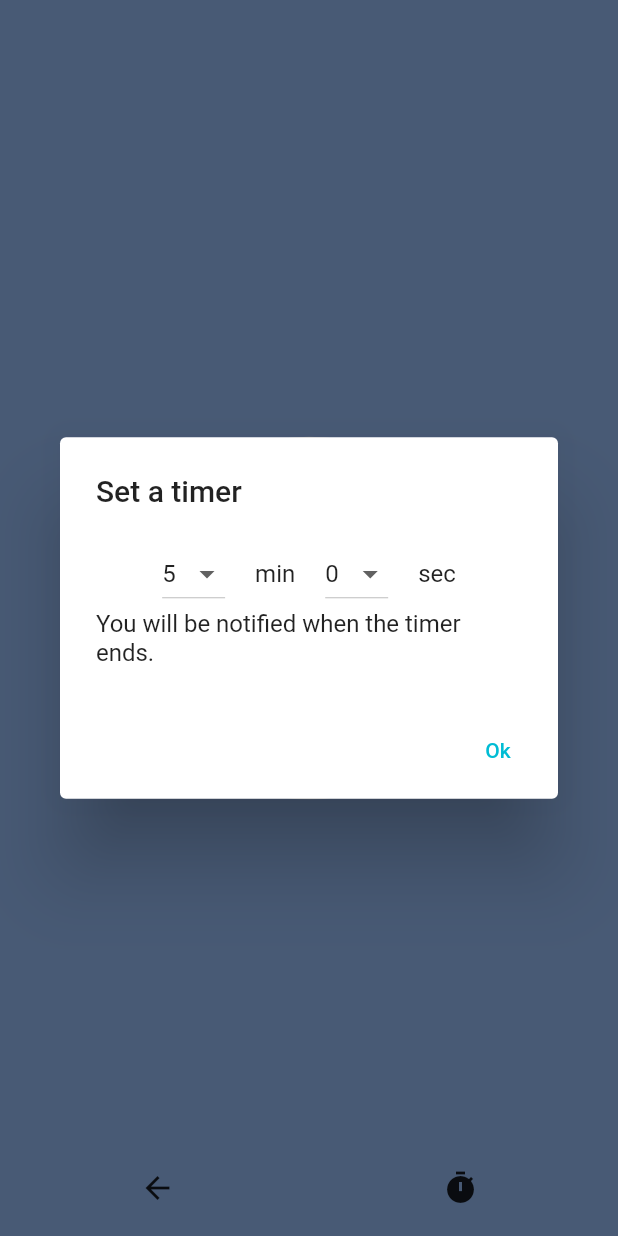
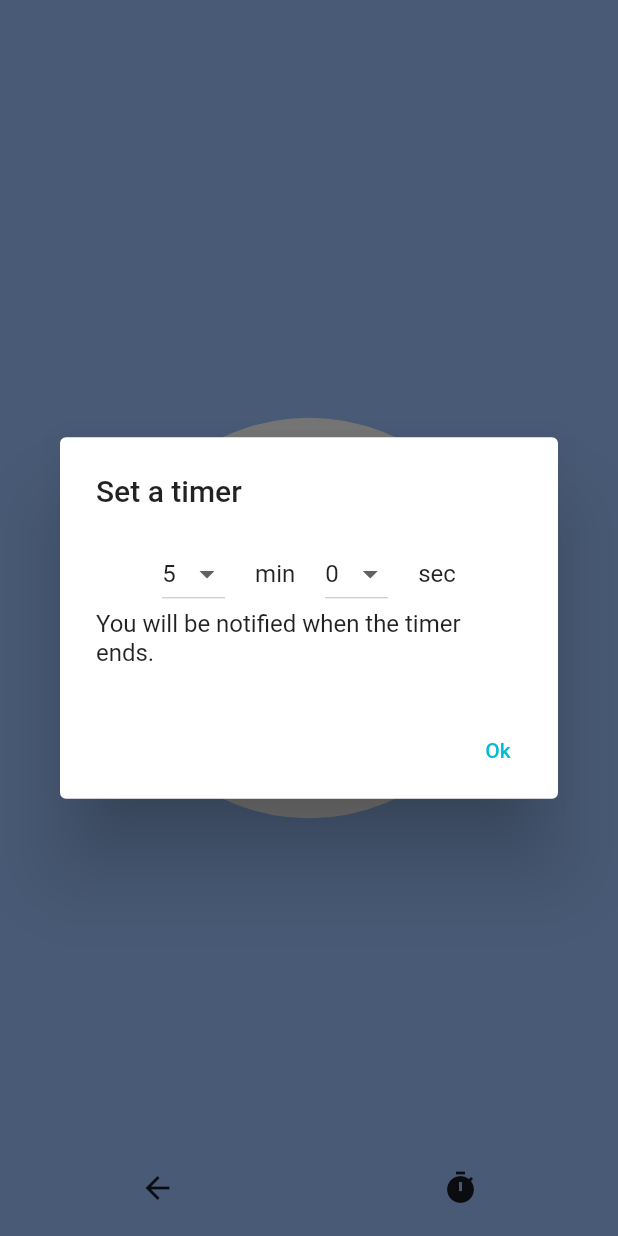
Before and after one commit to Cynnexis/tide, a Flutter app: the BreathingExercisePage screen opened by its route, after a tap on the "timer" icon, on a phone screen of 412 x 824 dp. Run offline on Flutter 3.47's test engine with Material 2 defaults, Android fonts, the light colour scheme and no system bars; our stand-ins replace args, flutter_settings_screens, shared_preferences, synchronized, universal_io, yaml; missing offline and left inert: dart:html; accounts and stored records are empty; generated files the repository leaves out were written again.

Commit message:
:art: Add animated breathing to avoid duplicated code

````diff
--- a/lib/page/home_page.dart
+++ b/lib/page/home_page.dart
@@ -1,10 +1,9 @@
-import 'dart:math';
-
 import 'package:flutter/material.dart';
 import 'package:flutter_gen/gen_l10n/tide_localizations.dart';
 import 'package:tide/page/breathing_exercise_page.dart';
 import 'package:tide/theme.dart';
 import 'package:tide/utility/fullscreen/fullscreen.dart';
+import 'package:tide/widget/animated_breathing.dart';
 import 'package:tide/widget/app_bar.dart';
 import 'package:tide/widget/user_tips.dart';
 
@@ -34,9 +33,6 @@
   /// The animation controller for the start button
   late AnimationController _startAnimationController;
 
-  /// The animation for the start button
-  late Animation<double> _startAnimation;
-
   //endregion
 
   @override
@@ -63,13 +59,6 @@
       vsync: this,
     );
 
-    _startAnimation = Tween<double>(
-      begin: 0.0,
-      end: 1.0,
-    ).animate(CurvedAnimation(
-      parent: _startAnimationController,
-      curve: Curves.easeInOut,
-    ));
     _startAnimationController.addListener(_updateCircleSize);
 
     _startAnimationController.repeat(reverse: true);
@@ -143,68 +132,33 @@
                 ),
                 Flexible(
                   key: const Key('tide_home_start_button_flexible'),
-                  child: LayoutBuilder(
+                  child: AnimatedBreathing(
+                    controller: _startAnimationController,
                     builder: (
                       BuildContext context,
-                      final BoxConstraints constraints,
+                      final double scale,
+                      final Animation<double> animation,
                     ) {
-                      // Compute button animation size
-
-                      // Get the smallest dimension of the available space
-                      final double smallestMaxDimension =
-                          min(constraints.maxWidth, constraints.maxHeight);
-                      // Compute the min and max diameter according to available space
-                      final double minDiameter = smallestMaxDimension * 0.85;
-                      final double maxDiameter = smallestMaxDimension * 1.0;
-                      assert(
-                        minDiameter < maxDiameter,
-                        'Expected minDiameter < maxDiameter, got '
-                        'minDiameter=$minDiameter, maxDiameter=$maxDiameter.',
-                      );
-                      // Current animation value, between 0 and 1
-                      final double time = _startAnimation.value;
-                      assert(
-                        0.0 <= time && time <= 1.0,
-                        'Expected time to be between 0.0 and 1.0, got $time.',
-                      );
-                      // Compute the current diameter of the button
-                      final double animatedDiameter =
-                          minDiameter + (maxDiameter - minDiameter) * time;
-                      assert(
-                        animatedDiameter <= smallestMaxDimension,
-                        'Expected the size of the button to be less or equal to '
-                        'the available space, but got button '
-                        'size=$animatedDiameter and available '
-                        'space=${smallestMaxDimension}px.',
-                      );
-
-                      return SizedBox.fromSize(
-                        size: constraints.biggest,
-                        child: UnconstrainedBox(
-                          child: ClipOval(
+                      return ClipOval(
                         key: const Key('tide_home_start_button_clip_oval'),
                         child: Material(
                           key: const Key('tide_home_start_button_material'),
                           color: Colors.white, // Button color
                           child: InkWell(
-                                key: const Key(
-                                    'tide_home_start_button_ink_well'),
+                            key: const Key('tide_home_start_button_ink_well'),
                             splashColor: Colors.white70, // Splash color
                             onTap: pushBreathingExercisePage,
                             child: SizedBox.square(
-                                  key: const Key(
-                                      'tide_home_start_button_sized_box'),
-                                  dimension: animatedDiameter,
+                              key:
+                                  const Key('tide_home_start_button_sized_box'),
+                              dimension: scale,
                               child: Center(
                                 child: Text(
-                                      TideLocalizations.of(context)!
-                                          .startButton,
+                                  TideLocalizations.of(context)!.startButton,
                                   style: const TextStyle(
                                     color: TideTheme.primaryColor,
                                     fontFamily: TideTheme.homeFontFamily,
                                     fontSize: 26,
-                                      ),
-                                    ),
                                   ),
                                 ),
                               ),
--- /dev/null
+++ b/lib/widget/animated_breathing.dart
@@ -0,0 +1,134 @@
+import 'dart:math';
+
+import 'package:flutter/material.dart';
+
+typedef AnimationBuilder<T> = Widget Function(
+  BuildContext context,
+  double scale,
+  Animation<T> animation,
+);
+
+/// Animation widget that allow you to change the size of a widget using a
+/// breathing animation.
+///
+/// Example:
+///
+/// ```
+/// AnimatedBreathing(
+///   controller: _animationController,
+///   builder: (
+///     BuildContext context,
+///     final double scale,
+///     final Animation<double> animation,
+///   ) {
+///     return Container(
+///       width: scale,
+///       height: scale,
+///       decoration: BoxDecoration(
+///         color: Colors.white,
+///         shape: BoxShape.circle,
+///         border: Border.all(color: Colors.white),
+///       ),
+///     );
+///   },
+/// );
+/// ```
+class AnimatedBreathing extends StatefulWidget {
+  /// The animation controller, to make the user control the animation.
+  ///
+  /// It will be associated to an animation after the first frame is built.
+  final AnimationController controller;
+
+  /// The builder callback.
+  ///
+  /// It takes as argument a [BuildContext] and an [Animation] (with the type
+  /// parameter [double]). You can build your widget and use the
+  /// [Animation.value] to change the size of your object.
+  final AnimationBuilder<double> builder;
+
+  /// The factor to apply when the widget is small.
+  ///
+  /// It must be a number between 0.0 and 1.0.
+  final double smallFactor;
+
+  /// The factor to apply when the widget is big.
+  ///
+  /// It must be a number between 0.0 and 1.0.
+  final double bigFactor;
+
+  /// The animation curve.
+  final Curve curve;
+
+  /// Default constructor for [AnimatedBreathing].
+  const AnimatedBreathing({
+    Key? key,
+    required this.controller,
+    required this.builder,
+    this.smallFactor = 0.85,
+    this.bigFactor = 1.0,
+    this.curve = Curves.easeInOut,
+  })  : assert(0.0 <= smallFactor && smallFactor <= 1.0),
+        assert(0.0 <= bigFactor && bigFactor <= 1.0),
+        assert(smallFactor <= bigFactor),
+        super(key: key);
+
+  @override
+  AnimatedBreathingState createState() => AnimatedBreathingState();
+}
+
+@visibleForTesting
+class AnimatedBreathingState extends State<AnimatedBreathing> {
+  Animation<double>? _animation;
+
+  @override
+  Widget build(BuildContext context) {
+    _animation ??= Tween<double>(
+      begin: 0.0,
+      end: 1.0,
+    ).animate(CurvedAnimation(
+      parent: widget.controller,
+      curve: widget.curve,
+    ));
+
+    return LayoutBuilder(
+      builder: (BuildContext context, final BoxConstraints constraints) {
+        // Compute button animation size
+
+        // Get the smallest dimension of the available space
+        final double smallestMaxDimension =
+            min(constraints.maxWidth, constraints.maxHeight);
+        // Compute the min and max diameter according to available space
+        final double minDiameter = smallestMaxDimension * widget.smallFactor;
+        final double maxDiameter = smallestMaxDimension * widget.bigFactor;
+        assert(
+          minDiameter < maxDiameter,
+          'Expected minDiameter < maxDiameter, got '
+          'minDiameter=$minDiameter, maxDiameter=$maxDiameter.',
+        );
+        // Current animation value, between 0 and 1
+        final double time = _animation!.value;
+        assert(
+          0.0 <= time && time <= 1.0,
+          'Expected time to be between 0.0 and 1.0, got $time.',
+        );
+        // Compute the current diameter of the button
+        final double animatedDiameter =
+            minDiameter + (maxDiameter - minDiameter) * time;
+        assert(
+          animatedDiameter <= smallestMaxDimension,
+          'Expected the size of the button to be less or equal to '
+          'the available space, but got button '
+          'size=$animatedDiameter and available '
+          'space=${smallestMaxDimension}px.',
+        );
+
+        return SizedBox.fromSize(
+          size: constraints.biggest,
+          child: UnconstrainedBox(
+            child: widget.builder(context, animatedDiameter, _animation!),
+          ),
+        );
+      },
+    );
+  }
+}
--- a/lib/widget/breathing_bubble.dart
+++ b/lib/widget/breathing_bubble.dart
@@ -6,13 +6,17 @@
 import 'package:flutter_gen/gen_l10n/tide_localizations.dart';
 import 'package:tide/settings.dart';
 import 'package:tide/theme.dart';
+import 'package:tide/widget/animated_breathing.dart';
 
 /// Widget that represents a circle that grow and shrink to represents the
 /// diaphragm movements.
 class BreathingBubble extends StatefulWidget {
   final BreathingBubbleController? controller;
 
-  const BreathingBubble({Key? key, this.controller}) : super(key: key);
+  const BreathingBubble({
+    Key? key,
+    this.controller,
+  }) : super(key: key);
 
   @override
   State createState() => _BreathingBubbleState();
@@ -21,7 +25,6 @@
 class _BreathingBubbleState extends State<BreathingBubble>
     with SingleTickerProviderStateMixin {
   late AnimationController _animationController;
-  late Animation<double> _animation;
   AnimationStatus _animationStatus = AnimationStatus.dismissed;
 
   @override
@@ -33,14 +36,6 @@
       duration: TideSettings.instanceSync.breathingDuration,
       vsync: this,
     );
-
-    _animation = Tween<double>(
-      begin: 200,
-      end: 300,
-    ).animate(CurvedAnimation(
-      parent: _animationController,
-      curve: Curves.easeInOut,
-    ));
 
     if (widget.controller != null) {
       widget.controller!.addListener(_breathingBubbleControllerListener);
@@ -70,13 +65,27 @@
       child: Stack(
         alignment: Alignment.center,
         children: <Widget>[
-          Container(
-            width: _animation.value,
-            height: _animation.value,
-            decoration: BoxDecoration(
-              color: Colors.white,
-              shape: BoxShape.circle,
-              border: Border.all(color: Colors.white),
+          SafeArea(
+            minimum: const EdgeInsets.all(32),
+            child: AnimatedBreathing(
+              controller: _animationController,
+              smallFactor: 0.6,
+              bigFactor: 1.0,
+              builder: (
+                BuildContext context,
+                final double scale,
+                final Animation<double> animation,
+              ) {
+                return Container(
+                  width: scale,
+                  height: scale,
+                  decoration: BoxDecoration(
+                    color: Colors.white,
+                    shape: BoxShape.circle,
+                    border: Border.all(color: Colors.white),
+                  ),
+                );
+              },
             ),
           ),
           Builder(builder: (BuildContext context) {
````
Lines whose indentation alone changed are shown as unchanged.
